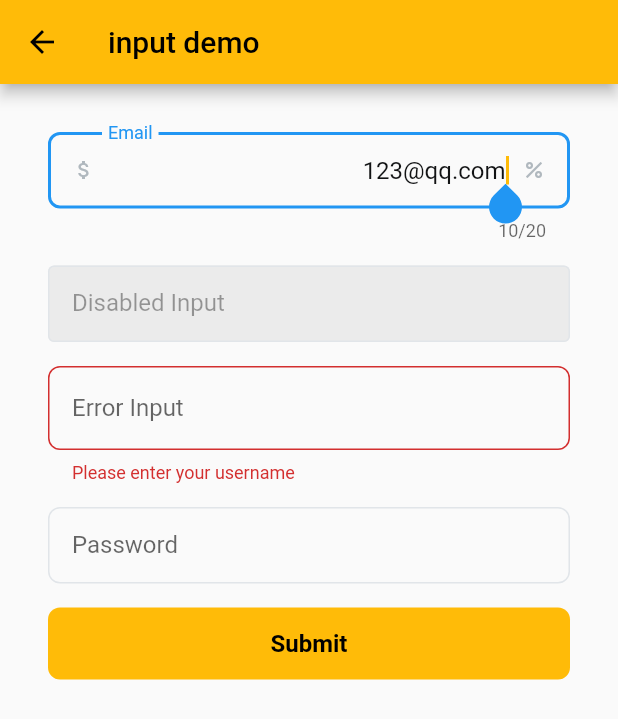
After one commit to LeiYao123/flutter-demo, a Flutter app: the InputDemo screen opened directly, after a tap on "Submit", on a phone screen of 412 x 824 dp. The commit adds this screen. Shown: the top 719 px of the screen. Run offline on Flutter 3.47's test engine with Material 2 defaults, Android fonts, the phone set to English and light mode, and no system bars; our stand-ins replace another_flushbar, dio, flutter_svg, get, pull_to_refresh_flutter3, shared_preferences; accounts and stored records are empty.

Commit message:
feat: RuInput 组件开发完成

```diff
--- /dev/null
+++ b/lib/components/input/index.dart
@@ -0,0 +1,116 @@
+import 'package:flutter/material.dart';
+import 'package:flutter/services.dart';
+import 'package:tablet/style/color.dart';
+
+class RuInput extends StatelessWidget {
+  final bool? disabled;
+  final String? labelText;
+  final String? hintText;
+  final Widget? prefixIcon;
+  final Widget? suffixIcon;
+  final bool? obscureText;
+  final String? errorText;
+  final String? initialValue;
+  final TextInputType? keyboardType;
+  final bool autofocus;
+  final bool readOnly;
+  final TextAlign textAlign;
+  final int? maxLength;
+  final FormFieldValidator<String>? validator;
+  final FormFieldSetter<String>? onSaved;
+  final ValueChanged<String>? onChanged;
+  final TextEditingController? controller;
+  // 正则限制输入框的输入
+  final List<TextInputFormatter>? inputFormatters;
+  final FocusNode? focusNode;
+
+  const RuInput({
+    super.key,
+    this.disabled = false,
+    required this.labelText,
+    this.prefixIcon,
+    this.suffixIcon,
+    this.hintText,
+    this.validator,
+    this.obscureText = false,
+    this.onChanged,
+    this.controller,
+    this.errorText,
+    this.onSaved,
+    this.initialValue,
+    this.keyboardType,
+    this.autofocus = false,
+    this.readOnly = false,
+    this.textAlign = TextAlign.start,
+    this.maxLength,
+    this.focusNode,
+    this.inputFormatters,
+  });
+
+  static Widget dollerIcon =
+      Icon(Icons.attach_money, color: RuColor.common_32, size: 16);
+  static Widget percentIcon =
+      Icon(Icons.percent, color: RuColor.common_32, size: 16);
+
+  Widget? _getIcon(String type) {
+    if (type == 'prefix' && prefixIcon == null) return null;
+    if (type == 'suffix' && suffixIcon == null) return null;
+
+    return Container(
+      margin: type == 'prefix'
+          ? const EdgeInsets.only(left: 16, right: 8)
+          : const EdgeInsets.only(left: 8, right: 16),
+      child: type == 'prefix' ? prefixIcon : suffixIcon,
+    );
+  }
+
+  @override
+  Widget build(BuildContext context) {
+    return Theme(
+      data: Theme.of(context).copyWith(
+        colorScheme: ColorScheme.fromSwatch(primarySwatch: Colors.blue),
+      ),
+      child: TextFormField(
+        controller: controller,
+        focusNode: focusNode,
+        keyboardType: keyboardType,
+        enabled: !disabled!,
+        autofocus: autofocus,
+        readOnly: readOnly,
+        obscureText: obscureText!,
+        textAlign: textAlign,
+        maxLength: maxLength,
+        initialValue: initialValue,
+        validator: validator,
+        onSaved: onSaved,
+        onChanged: onChanged,
+        style: TextStyle(
+          color: RuColor.textHeavy,
+          fontSize: 16,
+        ),
+        decoration: InputDecoration(
+          hintText: hintText,
+          labelText: labelText,
+          filled: disabled,
+          fillColor: RuColor.common_16,
+          errorText: errorText,
+          prefixIcon: _getIcon('prefix'),
+          suffixIcon: _getIcon('suffix'),
+          prefixIconConstraints: const BoxConstraints(),
+          suffixIconConstraints: const BoxConstraints(),
+          contentPadding: const EdgeInsets.all(16),
+          border: OutlineInputBorder(
+            borderRadius: BorderRadius.circular(8),
+          ),
+          enabledBorder: OutlineInputBorder(
+            borderSide: BorderSide(color: RuColor.common_8),
+            borderRadius: BorderRadius.circular(8),
+          ),
+          disabledBorder: OutlineInputBorder(
+            borderSide: BorderSide(color: RuColor.common_8),
+          ),
+        ),
+      ),
+    );
+  }
+}
--- /dev/null
+++ b/lib/components/input/index.demo.dart
@@ -0,0 +1,103 @@
+import 'package:flutter/material.dart';
+import 'package:tablet/components/button/index.dart';
+
+import 'index.dart';
+
+class InputDemo extends StatefulWidget {
+  const InputDemo({super.key});
+
+  @override
+  State<InputDemo> createState() => _InputDemoState();
+}
+
+// 保存深入框填写的数据可以利用 onChanged 或者是 onSaved
+class _InputDemoState extends State<InputDemo> {
+  final _formKey = GlobalKey<FormState>();
+  bool _showErr = false;
+  String _email = '';
+  String _errorinput = '';
+  String _pwd = "";
+  @override
+  Widget build(BuildContext context) {
+    return Scaffold(
+      appBar: AppBar(title: const Text('input demo')),
+      body: SingleChildScrollView(
+        child: Padding(
+          padding: const EdgeInsets.all(32.0),
+          child: Form(
+            key: _formKey,
+            child: Column(
+              children: [
+                RuInput(
+                  labelText: 'Email',
+                  prefixIcon: RuInput.dollerIcon,
+                  suffixIcon: RuInput.percentIcon,
+                  maxLength: 20,
+                  autofocus: true,
+                  // readOnly: true,
+                  textAlign: TextAlign.end,
+                  initialValue: '123@qq.com',
+                  onSaved: (v) {
+                    _email = v!;
+                  },
+                ),
+                const SizedBox(height: 16),
+                const RuInput(labelText: 'Disabled Input', disabled: true),
+                const SizedBox(height: 16),
+                RuInput(
+                  labelText: 'Error Input',
+                  errorText: _showErr ? '错误提示' : null,
+                  hintText: 'placehoder 提示',
+                  onChanged: (v) {
+                    print('onChanged ==> $v');
+                    setState(() => _showErr = false);
+                  },
+                  onSaved: (v) {
+                    _errorinput = v!;
+                  },
+                  validator: (value) {
+                    if (value != null && value.isEmpty) {
+                      return 'Please enter your username';
+                    }
+                    return null;
+                  },
+                ),
+                const SizedBox(height: 16),
+                RuInput(
+                  labelText: 'Password',
+                  obscureText: true,
+                  onSaved: (v) {
+                    _pwd = v!;
+                  },
+                ),
+                const SizedBox(height: 16),
+                RuButton(
+                  'Submit',
+                  isBlock: true,
+                  onPressed: () {
+                    _formKey.currentState?.validate();
+                    _formKey.currentState?.save();
+                    print('表单数据=> $_email, $_errorinput, $_pwd');
+                  },
+                )
+              ],
+            ),
+          ),
+        ),
+      ),
+    );
+  }
+}
+
+
+                // TextFormField(
+                //   obscureText: true,
+                //   decoration: const InputDecoration(
+                //     labelText: 'Password',
+                //     border: OutlineInputBorder(),
+                //   ),
+                //   // initialValue: _password,
+                //   onChanged: (v) {
+                //     print('password $v');
+                //   },
+                // ),
--- a/lib/pages/components-demo/index.dart
+++ b/lib/pages/components-demo/index.dart
@@ -3,6 +3,7 @@ import 'package:get/get.dart';
 import 'package:tablet/components/Drawer/index.demo.dart';
 import 'package:tablet/components/button/index.dart';
 import 'package:tablet/components/button/button.demo.dart';
+import 'package:tablet/components/input/index.demo.dart';
 import 'package:tablet/components/order-status/index.demo.dart';
 import 'package:tablet/components/text/index.dart';
 import 'color.demo.dart';
@@ -43,6 +44,8 @@ class ComponentsDemo extends StatelessWidget {
                             Get.to(() => const OrderStatusCircleDemo())),
                     RuButton('Drawer demo',
                         onPressed: () => Get.to(() => const DrawerDemo())),
+                    RuButton('input demo',
+                        onPressed: () => Get.to(() => const InputDemo())),
                   ],
                 ),
                 const SizedBox(height: 32),
```
